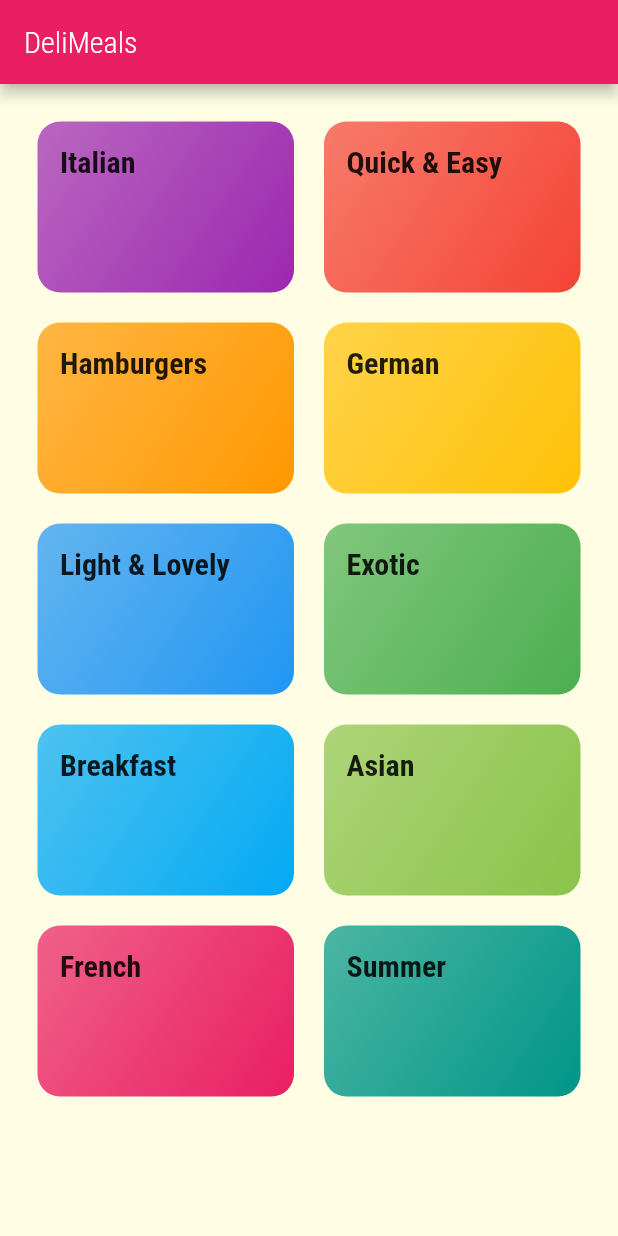
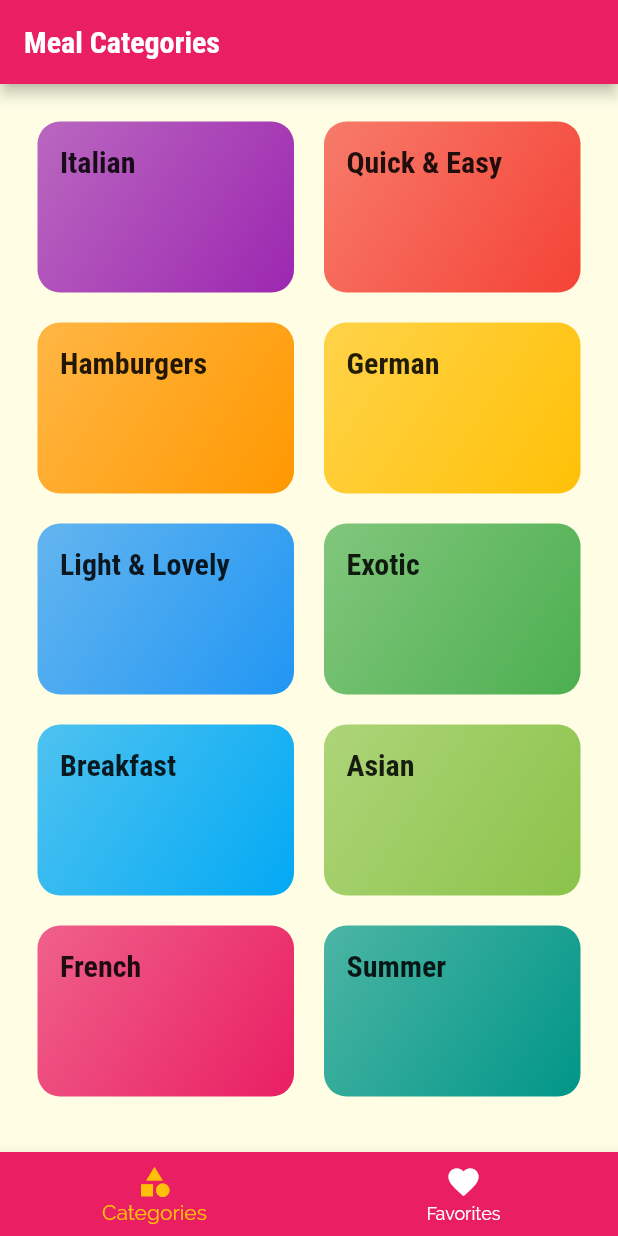
Before and after one commit to stevematdavies/meals_app, a Flutter app: the screen it shows after launch, on a phone screen of 412 x 824 dp. Run offline on Flutter 3.47's test engine with Material 2 defaults, Android fonts, the phone set to English and light mode, and no system bars.

```diff
--- a/lib/main.dart
+++ b/lib/main.dart
@@ -4,6 +4,7 @@ import 'package:flutter/material.dart';
 import 'package:meals_app/screens/categories_screen.dart';
 import 'package:meals_app/screens/category_meal_detail_screen.dart';
 import 'package:meals_app/screens/category_meals_screen.dart';
+import 'package:meals_app/screens/tab_screen.dart';
 
 void main() => runApp(const MealApp());
 
@@ -30,8 +31,9 @@ class MealApp extends StatelessWidget {
           )
         )
       ),
-      initialRoute: CategoriesScreen.routeName,
+      initialRoute: '/',
       routes: {
+        '/': (_) => const TabScreen(),
         CategoriesScreen.routeName: (_) => const CategoriesScreen(),
         CategoryMealsScreen.routeName: (_) => const CategoryMealsScreen(),
         CategoryMealDetailScreen.routeName: (_) => const CategoryMealDetailScreen(),
--- a/lib/screens/categories_screen.dart
+++ b/lib/screens/categories_screen.dart
@@ -3,20 +3,13 @@ import 'package:meals_app/widgets/category_item.dart';
 import 'package:meals_app/dummy_data.dart';
 
 class CategoriesScreen extends StatelessWidget {
-
   static const routeName = '/categories';
 
   const CategoriesScreen({Key? key}) : super(key: key);
 
   @override
   Widget build(BuildContext context) {
-    return Scaffold(
-      appBar: AppBar(
-        title: const Text('DeliMeals', style: TextStyle(
-          fontWeight: FontWeight.w300,
-        ),)
-      ),
-      body: GridView(
+    return GridView(
         padding: const EdgeInsets.all(25),
         gridDelegate: const SliverGridDelegateWithMaxCrossAxisExtent(
           maxCrossAxisExtent: 200,
@@ -24,7 +17,6 @@ class CategoriesScreen extends StatelessWidget {
           crossAxisSpacing: 20,
           mainAxisSpacing: 20,
         ),
-          children: dummyCategories.map((c) => CategoryItem(c)).toList()),
-    );
+        children: dummyCategories.map((c) => CategoryItem(c)).toList());
   }
 }
--- /dev/null
+++ b/lib/screens/favorites_screen.dart
@@ -0,0 +1,12 @@
+import 'package:flutter/material.dart';
+
+class FavoritesScreen extends StatelessWidget {
+  const FavoritesScreen({Key? key}) : super(key: key);
+
+  @override
+  Widget build(BuildContext context) {
+    return const Center(
+      child: Text("Favorites"),
+    );
+  }
+}
--- /dev/null
+++ b/lib/screens/tab_screen.dart
@@ -0,0 +1,64 @@
+import 'package:flutter/material.dart';
+import 'package:meals_app/screens/categories_screen.dart';
+import 'package:meals_app/screens/favorites_screen.dart';
+
+class TabScreen extends StatefulWidget {
+  const TabScreen({Key? key}) : super(key: key);
+
+  @override
+  State<TabScreen> createState() => _TabScreenState();
+}
+
+class _TabScreenState extends State<TabScreen> {
+
+  final List<Map<String,Object>> _pages = [
+    {
+      'pageTitle': 'Meal Categories',
+      'screen': const CategoriesScreen(),
+
+    },
+    {
+      'pageTitle': 'Favorite Meals',
+      'screen': const FavoritesScreen(),
+
+    }
+  ];
+
+  int _currentTabIndex = 0;
+
+  void _onTabTap(int tabIndex){
+      setState(() {
+        _currentTabIndex = tabIndex;
+      });
+  }
+
+  @override
+  Widget build(BuildContext context) {
+    final currentTabData = _pages[_currentTabIndex];
+    return Scaffold(
+      appBar: AppBar(
+          title: Text(currentTabData['pageTitle'] as String),
+      ),
+      body: currentTabData['screen'] as Widget,
+      bottomNavigationBar: BottomNavigationBar(
+        onTap: _onTabTap,
+        backgroundColor: Theme.of(context).colorScheme.primary,
+        unselectedItemColor: Colors.white,
+        selectedItemColor: Theme.of(context).colorScheme.secondary,
+        currentIndex: _currentTabIndex,
+        items: const [
+
+          BottomNavigationBarItem(
+              icon: Icon(Icons.category),
+              label: 'Categories'
+          ),
+
+          BottomNavigationBarItem(
+              icon: Icon(Icons.favorite),
+              label: 'Favorites'
+          ),
+        ],
+      )
+    );
+  }
+}
```
Lines whose indentation alone changed are shown as unchanged.
